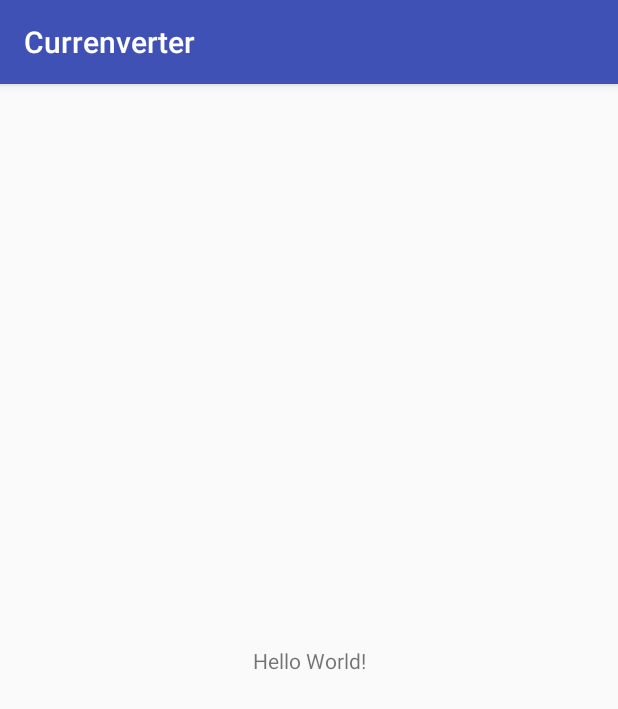
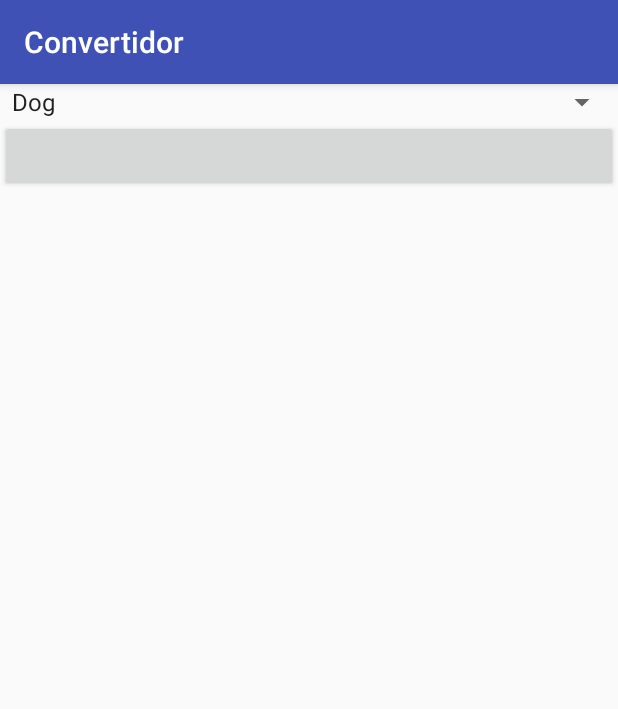
Before and after one commit to standmv/Currenverter, an Android app: the screen it shows after launch (MainActivity), on a phone screen of 412 x 824 dp. Shown: the top 709 px of the screen. Run offline under Robolectric (Android 15) with nearby library versions, the phone set to English and light mode, and no system bars.

Commit message:
commit #1

```diff
--- a/app/build.gradle
+++ b/app/build.gradle
@@ -25,4 +25,5 @@ dependencies {
     testImplementation 'junit:junit:4.12'
     androidTestImplementation 'com.android.support.test:runner:1.0.1'
     androidTestImplementation 'com.android.support.test.espresso:espresso-core:3.0.1'
+    compile 'com.squareup.picasso:picasso:2.5.2'
 }
--- a/app/src/main/java/com/demoyageek/currenverter/MainActivity.java
+++ b/app/src/main/java/com/demoyageek/currenverter/MainActivity.java
@@ -2,12 +2,30 @@ package com.demoyageek.currenverter;
 
 import android.support.v7.app.AppCompatActivity;
 import android.os.Bundle;
+import android.view.View;
+import android.widget.ArrayAdapter;
+import android.widget.Spinner;
+import android.widget.Toast;
 
-public class MainActivity extends AppCompatActivity {
+public class MainActivity extends AppCompatActivity implements View.OnClickListener {
 
+    private String[] data = {"Dog", "Cat", "Mouse"};
+    private Spinner mSpinner;
     @Override
     protected void onCreate(Bundle savedInstanceState) {
         super.onCreate(savedInstanceState);
         setContentView(R.layout.activity_main);
+        mSpinner = findViewById(R.id.spinner_one);
+
+        ArrayAdapter<String> adapter = new ArrayAdapter<String>(this, android.R.layout.simple_spinner_item, data);
+        adapter.setDropDownViewResource(android.R.layout.simple_spinner_dropdown_item);
+        mSpinner.setAdapter(adapter);
+
+
+    }
+
+    @Override
+    public void onClick(View view) {
+        Toast.makeText(this, mSpinner.getSelectedItem().toString(), Toast.LENGTH_SHORT).show();
     }
 }
--- a/app/src/main/res/layout/activity_main.xml
+++ b/app/src/main/res/layout/activity_main.xml
@@ -1,18 +1,20 @@
 <?xml version="1.0" encoding="utf-8"?>
-<android.support.constraint.ConstraintLayout xmlns:android="http://schemas.android.com/apk/res/android"
+<RelativeLayout xmlns:android="http://schemas.android.com/apk/res/android"
     xmlns:app="http://schemas.android.com/apk/res-auto"
     xmlns:tools="http://schemas.android.com/tools"
     android:layout_width="match_parent"
     android:layout_height="match_parent"
+    android:orientation="vertical"
     tools:context="com.demoyageek.currenverter.MainActivity">
+    <Spinner
+        android:id="@+id/spinner_one"
+        android:layout_width="match_parent"
+        android:layout_height="wrap_content"
+        />
 
-    <TextView
-        android:layout_width="wrap_content"
+    <Button
+        android:id="@+id/convert_button"
+        android:layout_width="match_parent"
         android:layout_height="wrap_content"
-        android:text="Hello World!"
-        app:layout_constraintBottom_toBottomOf="parent"
-        app:layout_constraintLeft_toLeftOf="parent"
-        app:layout_constraintRight_toRightOf="parent"
-        app:layout_constraintTop_toTopOf="parent" />
-
-</android.support.constraint.ConstraintLayout>
+        android:layout_below="@+id/spinner_one"/>
+</RelativeLayout>
--- a/app/src/main/res/values/strings.xml
+++ b/app/src/main/res/values/strings.xml
@@ -1,3 +1,4 @@
 <resources>
-    <string name="app_name">Currenverter</string>
+    <string name="app_name">Convertidor</string>
+    <string name="label_cantidad">Cantidad</string>
 </resources>
```
